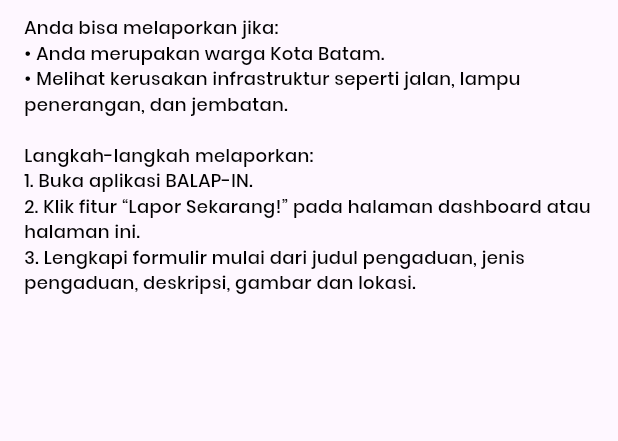
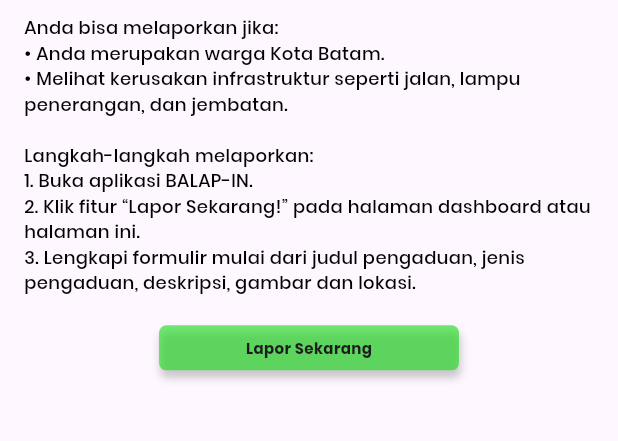
Before and after one commit to kaminariwhat/PBL20KMIPN, a Flutter app: the Tutorial screen opened by its route, on a phone screen of 412 x 824 dp, the part 583-1024 px from its top. Run offline on Flutter 3.47's test engine with Material 3 defaults, Android fonts, the phone set to English and light mode, and no system bars; missing offline and left inert: filter_list, flutter_osm_plugin.

Commit message:
update button tutorial melapor ada lapor sekarang

```diff
--- a/lib/screens/tutorial.dart
+++ b/lib/screens/tutorial.dart
@@ -78,6 +78,48 @@
               ),
             ),
           ),
+
+          Padding(
+            padding: const EdgeInsets.only(
+              top: 20,
+              bottom: 30,
+              ),
+            child: InkWell(
+              onTap: () {
+                Navigator.pushNamed(context, '/lapor');
+              },
+              child: SizedBox(
+              width: 200,
+              height: 30,
+                child: Container(
+                decoration: BoxDecoration(
+                color: const Color.fromARGB(154, 21, 221, 21),
+                borderRadius: BorderRadius.circular(5),
+                boxShadow: [
+                BoxShadow(
+                  color: Colors.black.withOpacity(0.2),
+                  blurRadius: 4,
+                  offset: const Offset(1, 5),
+                                        ),
+                                      ],
+                                    ),
+                                child: const Column(
+                                  mainAxisAlignment: MainAxisAlignment.center,
+                                  children: [
+                                    Text('Lapor Sekarang',
+                                    style: TextStyle(
+                                      fontFamily: "Poppins",
+                                      fontWeight: FontWeight.bold,
+                                      fontSize: 10
+                                    ),
+                                    )
+                                  ],
+                                ),
+                            ),
+                          ),
+                        ),
+          ),
+
         ],
         ),
         )
```
